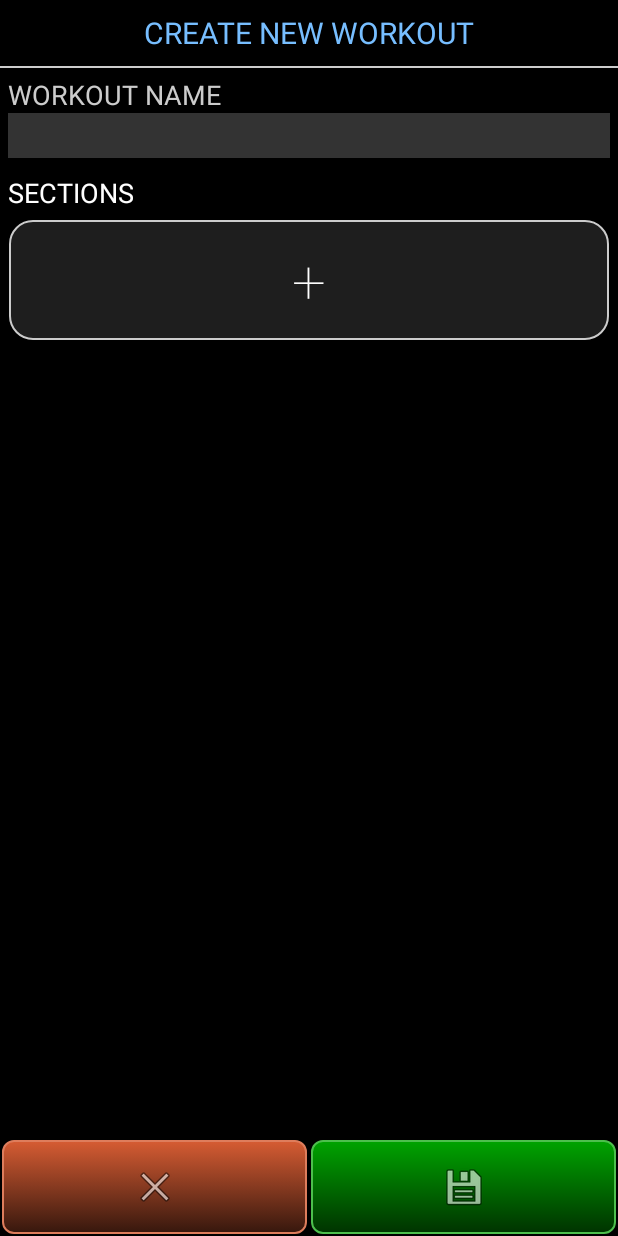
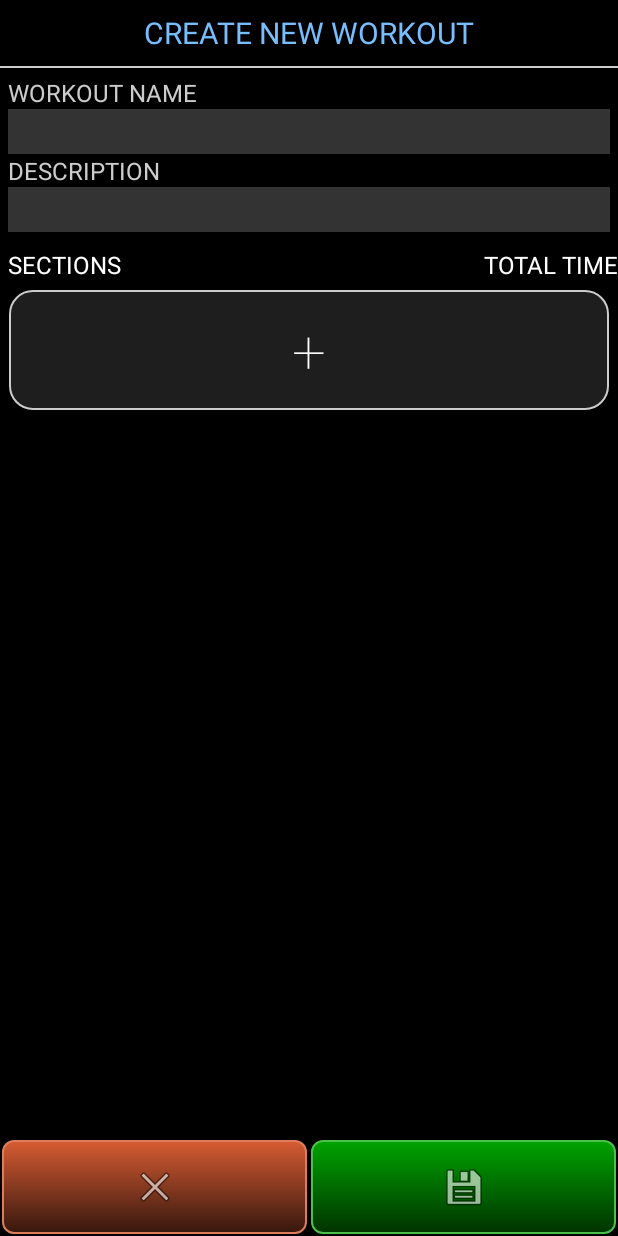
Before and after one commit to gsi85/TabataRhythmTimer, an Android app: the layout activity_workout_edit.xml on its own in the app's theme, with its tools: preview values and no code run, on a phone screen of 412 x 824 dp. Run offline under Robolectric (Android 15) with nearby library versions, the phone set to English and light mode, and no system bars.

Commit message:
adding workout description + total time label

```diff
--- a/src/main/java/com/sisa/tabata/dao/service/AbstractBaseDatabaseService.java
+++ b/src/main/java/com/sisa/tabata/dao/service/AbstractBaseDatabaseService.java
@@ -27,6 +27,7 @@ public abstract class AbstractBaseDatabaseService extends SQLiteAssetHelper {
     protected static final String COLUMN_REST = "rest";
     protected static final String COLUMN_COOL_DOWN = "coolDown";
     protected static final String COLUMN_ID = "id";
+    protected static final String COLUMN_DESCRIPTION = "description";
     protected static final String WHERE_ID_EQUALS = "id=";
     protected static final String WHERE_WORKOUT_ID_EQUALS = "workoutId=";
     protected static final String DEFAULT_WORKOUT_NAME = "Untitled-";
--- a/src/main/java/com/sisa/tabata/dao/service/WorkoutInsertService.java
+++ b/src/main/java/com/sisa/tabata/dao/service/WorkoutInsertService.java
@@ -58,6 +58,7 @@ public class WorkoutInsertService extends AbstractBaseDatabaseService {
         ContentValues workoutValues = new ContentValues();
         workoutValues.put(COLUMN_NAME, getNullSafeWorkoutName(workout.getName()));
         workoutValues.put(COLUMN_TIME_UNIT, workout.getTimeUnit().name());
+        workoutValues.put(COLUMN_DESCRIPTION, workout.getDescription());
         return workoutValues;
     }
 
--- a/src/main/java/com/sisa/tabata/dao/service/WorkoutRetrieveService.java
+++ b/src/main/java/com/sisa/tabata/dao/service/WorkoutRetrieveService.java
@@ -45,7 +45,7 @@ public class WorkoutRetrieveService extends AbstractBaseDatabaseService {
     private List<Workout> getWorkoutWithSpecifiedCondition(String whereClause) {
         List<Workout> resultWorkoutList = new ArrayList<>();
 
-        String[] columns = {COLUMN_ID, COLUMN_NAME, COLUMN_TIME_UNIT};
+        String[] columns = {COLUMN_ID, COLUMN_NAME, COLUMN_TIME_UNIT, COLUMN_DESCRIPTION};
         Cursor resultCursor = executeQuery(TABLE_WORKOUT, columns, whereClause, COLUMN_NAME);
 
         while (resultCursor.moveToNext()) {
@@ -54,6 +54,7 @@ public class WorkoutRetrieveService extends AbstractBaseDatabaseService {
             workout.setId(workoutId);
             workout.setName(resultCursor.getString(1));
             workout.setTimeUnit(TimeUnit.valueOf(resultCursor.getString(2)));
+            workout.setDescription(resultCursor.getString(3));
             workout.setWorkoutSections(getWorkoutSectionsByWorkoutId(workoutId));
             resultWorkoutList.add(workout);
         }
--- a/src/main/java/com/sisa/tabata/ui/listener/editor/SectionTotalTimeChangeListener.java
+++ b/src/main/java/com/sisa/tabata/ui/listener/editor/SectionTotalTimeChangeListener.java
@@ -7,7 +7,7 @@ import com.google.inject.Singleton;
 import com.sisa.tabata.TabataApplication;
 import com.sisa.tabata.domain.WorkoutSection;
 import com.sisa.tabata.ui.domain.WorkoutType;
-import com.sisa.tabata.ui.provider.WorkoutSectionTotalTimeProvider;
+import com.sisa.tabata.ui.provider.WorkoutTotalTimeProvider;
 
 import roboguice.RoboGuice;
 
@@ -18,7 +18,7 @@ import roboguice.RoboGuice;
 public class SectionTotalTimeChangeListener {
 
     @Inject
-    private WorkoutSectionTotalTimeProvider workoutSectionTotalTimeProvider;
+    private WorkoutTotalTimeProvider workoutTotalTimeProvider;
     private TextView totalTimeValue;
     private WorkoutSection workoutSection;
 
@@ -48,7 +48,7 @@ public class SectionTotalTimeChangeListener {
     }
 
     private void updateTotalTimeView() {
-        totalTimeValue.setText(workoutSectionTotalTimeProvider.getFormattedTotalTime(workoutSection));
+        totalTimeValue.setText(workoutTotalTimeProvider.getFormattedSectionTotalTime(workoutSection));
     }
 
 
--- a/src/main/java/com/sisa/tabata/ui/provider/WorkoutSectionLabelsProvider.java
+++ b/src/main/java/com/sisa/tabata/ui/provider/WorkoutSectionLabelsProvider.java
@@ -19,7 +19,7 @@ import roboguice.RoboGuice;
 public class WorkoutSectionLabelsProvider {
 
     @Inject
-    private WorkoutSectionTotalTimeProvider workoutSectionTotalTimeProvider;
+    private WorkoutTotalTimeProvider workoutTotalTimeProvider;
 
     public WorkoutSectionLabelsProvider(){
         RoboGuice.injectMembers(TabataApplication.getAppContext(), this);
@@ -27,7 +27,7 @@ public class WorkoutSectionLabelsProvider {
 
     public Map<Integer, String> getTextViewLabels(WorkoutSection workoutSection){
         Map<Integer, String> textViewLabels = new HashMap<>();
-        textViewLabels.put(R.id.totalTimeValue, workoutSectionTotalTimeProvider.getFormattedTotalTime(workoutSection));
+        textViewLabels.put(R.id.totalTimeValue, workoutTotalTimeProvider.getFormattedSectionTotalTime(workoutSection));
         textViewLabels.put(R.id.warmUpValue, TimeFormatter.formatSecondsToMinuteSecond(workoutSection.getWarmUp()));
         textViewLabels.put(R.id.roundCountValue, Integer.toString(workoutSection.getRounds()));
         textViewLabels.put(R.id.workValue, TimeFormatter.formatSecondsToMinuteSecond(workoutSection.getWork()));
--- a/src/main/java/com/sisa/tabata/ui/provider/WorkoutSectionsTextViewProvider.java
+++ b/src/main/java/com/sisa/tabata/ui/provider/WorkoutSectionsTextViewProvider.java
@@ -28,7 +28,7 @@ public class WorkoutSectionsTextViewProvider extends AbstractTextViewProvider {
 
 
     @Inject
-    private WorkoutSectionTotalTimeProvider workoutSectionTotalTimeProvider;
+    private WorkoutTotalTimeProvider workoutTotalTimeProvider;
     @Inject
     private SectionTextViewClickListener sectionTextViewClickListener;
     @Inject
@@ -54,7 +54,7 @@ public class WorkoutSectionsTextViewProvider extends AbstractTextViewProvider {
         int rounds = currentSection.getRounds();
         long work = currentSection.getWork();
         long rest = currentSection.getRest();
-        String totalTime = workoutSectionTotalTimeProvider.getFormattedTotalTime(currentSection);
+        String totalTime = workoutTotalTimeProvider.getFormattedSectionTotalTime(currentSection);
         return Html.fromHtml(String.format(TEXT_PATTERN, rounds, work, rest, totalTime));
     }
 
--- a/src/main/res/layout/activity_workout_edit.xml
+++ b/src/main/res/layout/activity_workout_edit.xml
@@ -96,7 +96,7 @@
         android:layout_below="@id/headerLayout"
         android:gravity="top|center">
 
-        <!-- Workout name edit -->
+        <!-- Workout name & description edit -->
         <LinearLayout
             android:orientation="vertical"
             android:layout_width="fill_parent"
@@ -117,7 +117,7 @@
                 android:text="@string/form_workout_name_label"
                 android:id="@+id/workoutNameTextView"
                 android:textColor="#CCCCCC"
-                android:textSize="18sp"
+                android:textSize="16sp"
                 android:layout_marginLeft="5dp" />
 
             <EditText
@@ -130,7 +130,31 @@
                 android:layout_marginLeft="5dp"
                 android:layout_marginRight="5dp"
                 android:singleLine="true"
+                android:tag="name"
                 android:maxLength="30"/>
+
+            <TextView
+                android:layout_width="wrap_content"
+                android:layout_height="wrap_content"
+                android:text="@string/form_workout_description_label"
+                android:id="@+id/workoutDescriptionTextView"
+                android:textColor="#CCCCCC"
+                android:textSize="16sp"
+                android:layout_marginLeft="5dp" />
+
+            <EditText
+                android:layout_width="fill_parent"
+                android:layout_height="30dp"
+                android:id="@+id/workoutDescriptionTextEditor"
+                android:background="#333333"
+                android:textSize="16sp"
+                android:textColor="#ffffab08"
+                android:layout_marginLeft="5dp"
+                android:layout_marginRight="5dp"
+                android:singleLine="true"
+                android:tag="description"
+                android:maxLength="100"/>
+
         </LinearLayout>
 
         <!-- Sections list -->
@@ -151,14 +175,35 @@
                 android:id="@+id/sectionsScrollViewLayout">
 
                 <!-- Sections label -->
-                <TextView
-                    android:layout_width="wrap_content"
-                    android:layout_height="wrap_content"
-                    android:text="@string/form_workout_sections_label"
-                    android:id="@+id/sectionsHeader"
-                    android:textSize="18sp"
-                    android:textColor="#FFFFFF"
-                    android:layout_marginLeft="5dp" />
+                <LinearLayout
+                    android:orientation="horizontal"
+                    android:layout_width="fill_parent"
+                    android:layout_height="fill_parent"
+                    android:id="@+id/workoutTotalTimeLabelContainerLayout"
+                    android:weightSum="2">
+
+                    <TextView
+                        android:layout_width="0dp"
+                        android:layout_height="wrap_content"
+                        android:text="@string/form_workout_sections_label"
+                        android:id="@+id/sectionsHeader"
+                        android:textSize="16sp"
+                        android:textColor="#FFFFFF"
+                        android:layout_marginLeft="5dp"
+                        android:layout_weight="1"/>
+
+                    <TextView
+                        android:layout_width="0dp"
+                        android:layout_height="wrap_content"
+                        android:text="@string/form_workout_total_time_label"
+                        android:id="@+id/totalTimeHeader"
+                        android:textSize="16sp"
+                        android:textColor="#FFFFFF"
+                        android:layout_marginLeft="5dp"
+                        android:layout_weight="1"
+                        android:gravity="right" />
+
+                </LinearLayout>
 
                 <!-- Existing sections container layout -->
                 <LinearLayout
--- a/src/main/res/values/strings.xml
+++ b/src/main/res/values/strings.xml
@@ -13,7 +13,9 @@
     <string name="main_default_total_remaining_text">00:00:00</string>
 
     <string name="form_workout_name_label">WORKOUT NAME</string>
+    <string name="form_workout_description_label">DESCRIPTION</string>
     <string name="form_workout_sections_label">SECTIONS</string>
+    <string name="form_workout_total_time_label">TOTAL TIME</string>
     <string name="form_workout_add_new_section">+</string>
     <string name="form_workout_new_action_text">CREATE NEW WORKOUT</string>
     <string name="form_workout_edit_action_text">EDIT WORKOUT</string>
```
Also changed, not shown: src/main/java/com/sisa/tabata/domain/Workout.java (+9 -0 lines), src/main/java/com/sisa/tabata/ui/activity/WorkoutEditActivity.java (+15 -5 lines), src/main/java/com/sisa/tabata/ui/listener/editor/WorkoutEditTextEditorTextWatcher.java (added, +42 -0 lines), src/main/java/com/sisa/tabata/ui/listener/editor/WorkoutNameTextEditorTextWatcher.java (deleted, +0 -35 lines), src/main/java/com/sisa/tabata/ui/provider/WorkoutListTextViewProvider.java (+16 -1 lines), src/main/java/com/sisa/tabata/ui/provider/WorkoutSectionTotalTimeProvider.java (deleted, +0 -22 lines), src/main/java/com/sisa/tabata/ui/provider/WorkoutTotalTimeProvider.java (added, +35 -0 lines), src/main/res/values/html_string.xml (+7 -0 lines), src/main/assets/databases/tabatarhytm.db.
